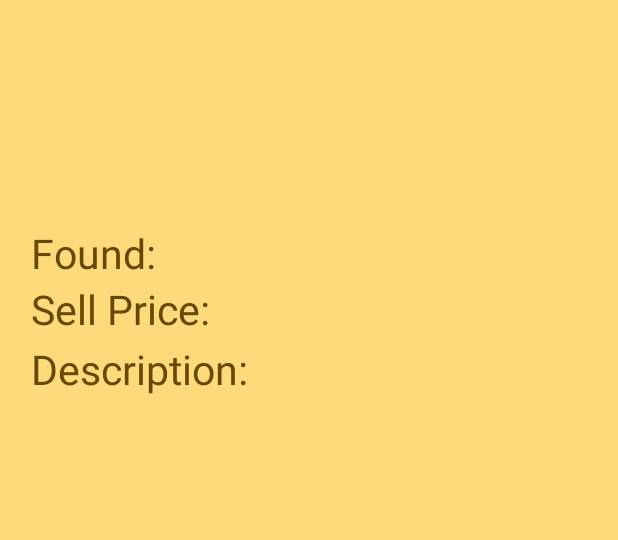
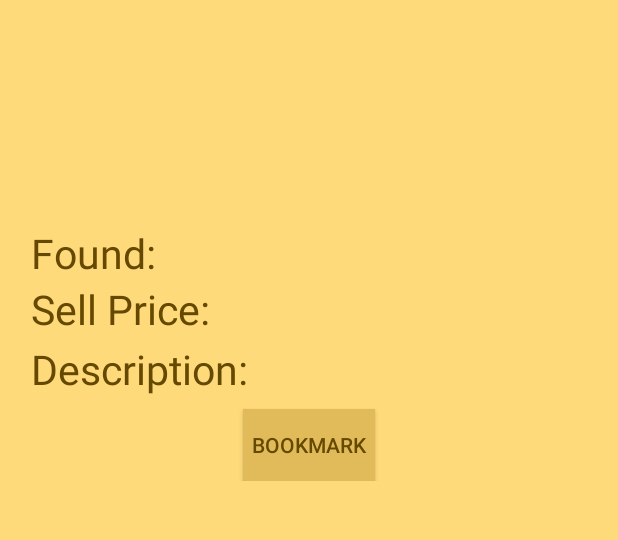
Before and after one commit to gabriellekaye/stardew-guide, an Android app: the ForageableActivity screen opened directly, with no data from a screen before it, on a phone screen of 412 x 824 dp, the part 309-849 px from its top. Run offline under Robolectric (Android 15) with nearby library versions, the phone set to English and light mode, and no system bars; 5 statements that could not run were skipped.

Commit message:
added bookmark btn

```diff
--- a/app/src/main/res/layout/activity_forageable.xml
+++ b/app/src/main/res/layout/activity_forageable.xml
@@ -113,6 +113,19 @@
             app:layout_constraintRight_toRightOf="parent"
             app:layout_constraintTop_toBottomOf="@id/sell" />
 
+        <androidx.appcompat.widget.AppCompatButton
+            android:id="@+id/btn_bookmark"
+            android:layout_margin="5dp"
+            android:layout_width="wrap_content"
+            android:layout_height="wrap_content"
+            android:text="Bookmark"
+            android:background="@color/btn_color"
+            android:textColor="@color/txt_color"
+            app:layout_constraintLeft_toLeftOf="parent"
+            app:layout_constraintRight_toRightOf="parent"
+            app:layout_constraintTop_toBottomOf="@id/description" />
+
+
     </androidx.constraintlayout.widget.ConstraintLayout>
 
 </ScrollView>
```
